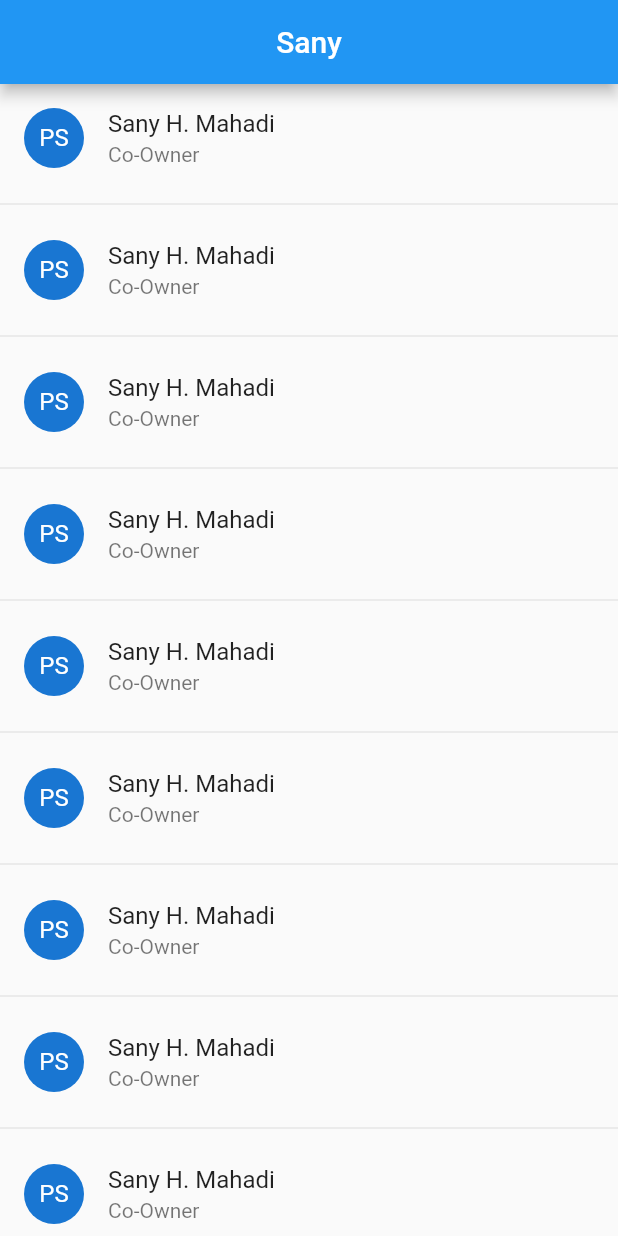
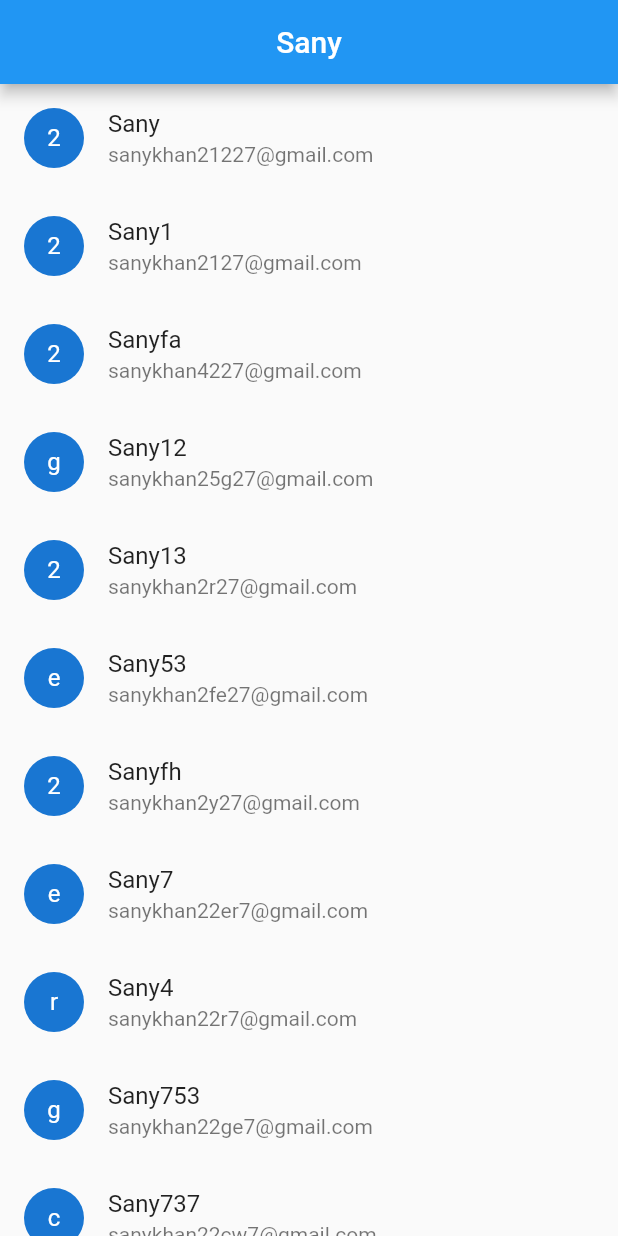
Before and after one commit to sanyhmahadi/flutter-learning-notes, a Flutter app: the screen it shows after launch, on a phone screen of 412 x 824 dp. Run offline on Flutter 3.47's test engine with Material 2 defaults, Android fonts, the phone set to English and light mode, and no system bars.

Commit message:
List View builder with jason data

```diff
--- a/sanyapp/lib/pages/homepage.dart
+++ b/sanyapp/lib/pages/homepage.dart
@@ -13,7 +13,18 @@ class _HomePageState extends State<HomePage> {
   final _long11 =
       "Premium BD Streaming is the best Streaming Platform in BD, Since 2019 Premium BD Streaming is the best Streaming Platform in BD, Since 2019 Premium BD Streaming is the best Streaming Platform in BD, Since 2019 Premium BD Streaming is the best Streaming Platform in BD, Since 2019 Premium BD Streaming is the best Streaming Platform in BD, Since 2019 Premium BD Streaming is the best Streaming Platform in BD, Since 2019";
   List people = [
-    {"name": "Sany", "email": "sanykhan227@gmail.com"},
+    {"name": "Sany", "email": "sanykhan21227@gmail.com"},
+    {"name": "Sany1", "email": "sanykhan2127@gmail.com"},
+    {"name": "Sanyfa", "email": "sanykhan4227@gmail.com"},
+    {"name": "Sany12", "email": "sanykhan25g27@gmail.com"},
+    {"name": "Sany13", "email": "sanykhan2r27@gmail.com"},
+    {"name": "Sany53", "email": "sanykhan2fe27@gmail.com"},
+    {"name": "Sanyfh", "email": "sanykhan2y27@gmail.com"},
+    {"name": "Sany7", "email": "sanykhan22er7@gmail.com"},
+    {"name": "Sany4", "email": "sanykhan22r7@gmail.com"},
+    {"name": "Sany753", "email": "sanykhan22ge7@gmail.com"},
+    {"name": "Sany737", "email": "sanykhan22cw7@gmail.com"},
+    {"name": "Sany36", "email": "sanykhan2tet27@gmail.com"},
   ];
 
   @override
@@ -23,136 +34,22 @@ class _HomePageState extends State<HomePage> {
             title: Center(
           child: Text('Sany'),
         )),
-      body: Column(
+        body: ListView.builder(
+          itemCount: people.length,
+          itemBuilder: (BuildContext context, int index) {
+            return Column(
               children: [
                 ListTile(
                   leading: CircleAvatar(
-              child: Text("PS"),
+                    child: Text(people[index]["email"][10]),
                   ),
-            title: Text("Sany H. Mahadi"),
-            subtitle: Text("Co-Owner"),
-            onTap: () {},
-          ),
-          Divider(),
-          ListTile(
-            leading: CircleAvatar(
-              child: Text("PS"),
-            ),
-            title: Text("Sany H. Mahadi"),
-            subtitle: Text("Co-Owner"),
-            onTap: () {},
-          ),
-          Divider(),
-          ListTile(
-            leading: CircleAvatar(
-              child: Text("PS"),
-            ),
-            title: Text("Sany H. Mahadi"),
-            subtitle: Text("Co-Owner"),
-            onTap: () {},
-          ),
-          Divider(),
-          ListTile(
-            leading: CircleAvatar(
-              child: Text("PS"),
-            ),
-            title: Text("Sany H. Mahadi"),
-            subtitle: Text("Co-Owner"),
-            onTap: () {},
-          ),
-          Divider(),
-          ListTile(
-            leading: CircleAvatar(
-              child: Text("PS"),
-            ),
-            title: Text("Sany H. Mahadi"),
-            subtitle: Text("Co-Owner"),
-            onTap: () {},
-          ),
-          Divider(),
-          ListTile(
-            leading: CircleAvatar(
-              child: Text("PS"),
-            ),
-            title: Text("Sany H. Mahadi"),
-            subtitle: Text("Co-Owner"),
-            onTap: () {},
-          ),
-          Divider(),
-          ListTile(
-            leading: CircleAvatar(
-              child: Text("PS"),
-            ),
-            title: Text("Sany H. Mahadi"),
-            subtitle: Text("Co-Owner"),
-            onTap: () {},
-          ),
-          Divider(),
-          ListTile(
-            leading: CircleAvatar(
-              child: Text("PS"),
-            ),
-            title: Text("Sany H. Mahadi"),
-            subtitle: Text("Co-Owner"),
-            onTap: () {},
-          ),
-          Divider(),
-          ListTile(
-            leading: CircleAvatar(
-              child: Text("PS"),
-            ),
-            title: Text("Sany H. Mahadi"),
-            subtitle: Text("Co-Owner"),
-            onTap: () {},
-          ),
-          Divider(),
-          ListTile(
-            leading: CircleAvatar(
-              child: Text("PS"),
-            ),
-            title: Text("Sany H. Mahadi"),
-            subtitle: Text("Co-Owner"),
-            onTap: () {},
-          ),
-          Divider(),
-          ListTile(
-            leading: CircleAvatar(
-              child: Text("PS"),
-            ),
-            title: Text("Sany H. Mahadi"),
-            subtitle: Text("Co-Owner"),
-            onTap: () {},
-          ),
-          Divider(),
-          ListTile(
-            leading: CircleAvatar(
-              child: Text("PS"),
-            ),
-            title: Text("Sany H. Mahadi"),
-            subtitle: Text("Co-Owner"),
-            onTap: () {},
-          ),
-          Divider(),
-          ListTile(
-            leading: CircleAvatar(
-              child: Text("PS"),
-            ),
-            title: Text("Sany H. Mahadi"),
-            subtitle: Text("Co-Owner"),
-            onTap: () {},
-          ),
-          Divider(),
-          ListTile(
-            leading: CircleAvatar(
-              child: Text("PS"),
-            ),
-            title: Text("Sany H. Mahadi"),
-            subtitle: Text("Co-Owner"),
-            onTap: () {},
-          ),
+                  title: Text(people[index]["name"]),
+                  subtitle: Text(people[index]["email"]),
+                )
               ],
-      ),
             );
+          },
+        ));
   }
 
   Widget _rowcell() {
```
Lines whose indentation alone changed are shown as unchanged.
